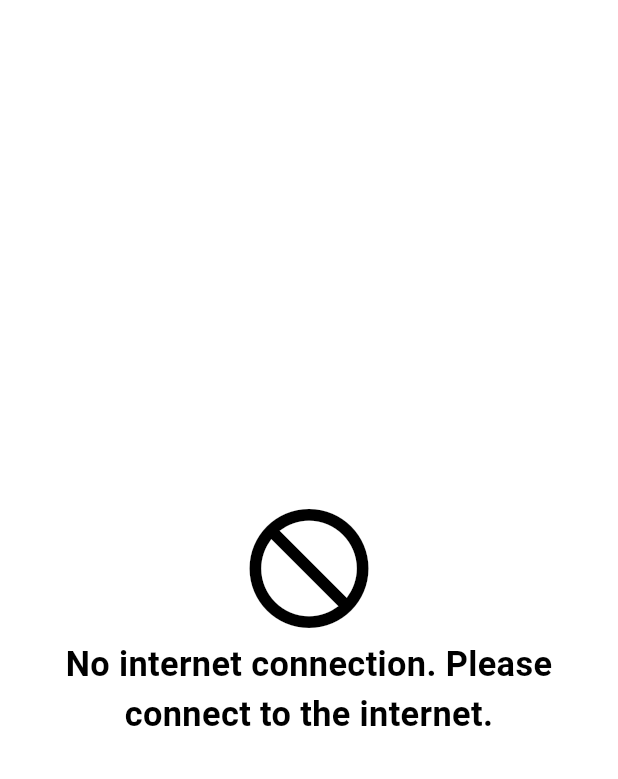
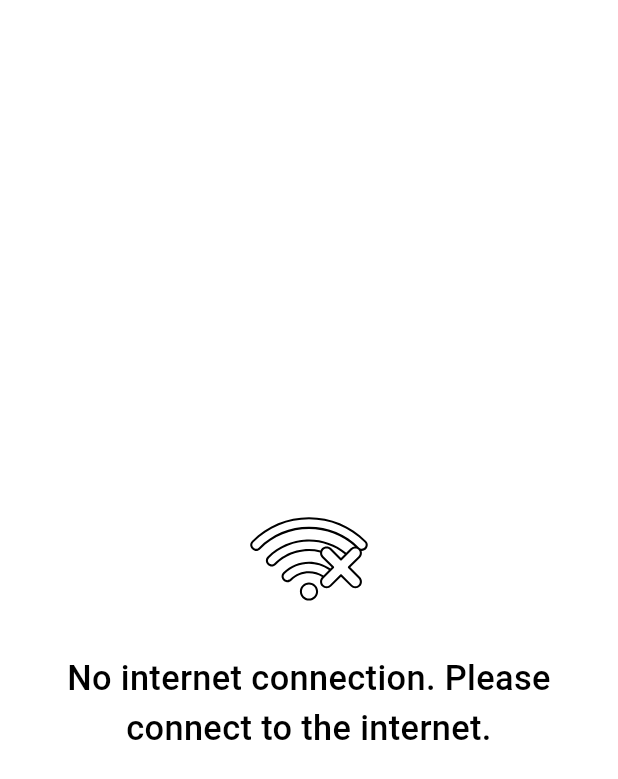
Before and after one commit to taknikhemant/adpixel-signage-mobile-app, a Flutter app: the NoIniternetScreen screen opened directly, on a phone screen of 412 x 824 dp. Shown: the top 779 px of the screen. Run offline on Flutter 3.47's test engine with Material 3 defaults, Android fonts, the phone set to English and light mode, and no system bars; our stand-ins replace carousel_slider, firebase_analytics, firebase_core, firebase_crashlytics, flutter_screenutil, flutter_svg and 7 more; accounts and stored records are empty.

Commit message:
add no-internet icon and change from no-internet icon in no_internet_screen

```diff
--- a/lib/screen/base/screens/check_internet_connection_screen.dart
+++ b/lib/screen/base/screens/check_internet_connection_screen.dart
@@ -28,7 +28,6 @@ class _CheckInternetConnectionState extends State<CheckInternetConnection> {
       switch (status) {
         case InternetStatus.connected:
           baseController.internetConectionStatus.value = true;
-          await baseController.onInitFunctionCall();
           break;
         case InternetStatus.disconnected:
           baseController.internetConectionStatus.value = false;
--- a/lib/screen/base/screens/no_initernet_screen.dart
+++ b/lib/screen/base/screens/no_initernet_screen.dart
@@ -1,5 +1,6 @@
 import 'package:flutter/material.dart';
 import 'package:flutter_screenutil/flutter_screenutil.dart';
+import 'package:flutter_svg/svg.dart';
 
 class NoIniternetScreen extends StatelessWidget {
   const NoIniternetScreen({super.key});
@@ -13,17 +14,16 @@ class NoIniternetScreen extends StatelessWidget {
           mainAxisAlignment: MainAxisAlignment.center,
           crossAxisAlignment: CrossAxisAlignment.center,
           children: [
-            Icon(
-              Icons.not_interested_outlined,
-              color: Colors.black,
-              size: 250.r,
+            SvgPicture.asset(
+              "assets/svg/noun-no-internet.svg",
+              height: 300.r,
             ),
             Text(
               "No internet connection. Please connect to the internet.",
               textAlign: TextAlign.center,
               style: TextStyle(
                   color: Colors.black,
-                  fontWeight: FontWeight.bold,
+                  fontWeight: FontWeight.w500,
                   fontSize: 60.sp),
             )
           ],
```
Also changed, not shown: assets/svg/noun-no-internet.svg (added).
